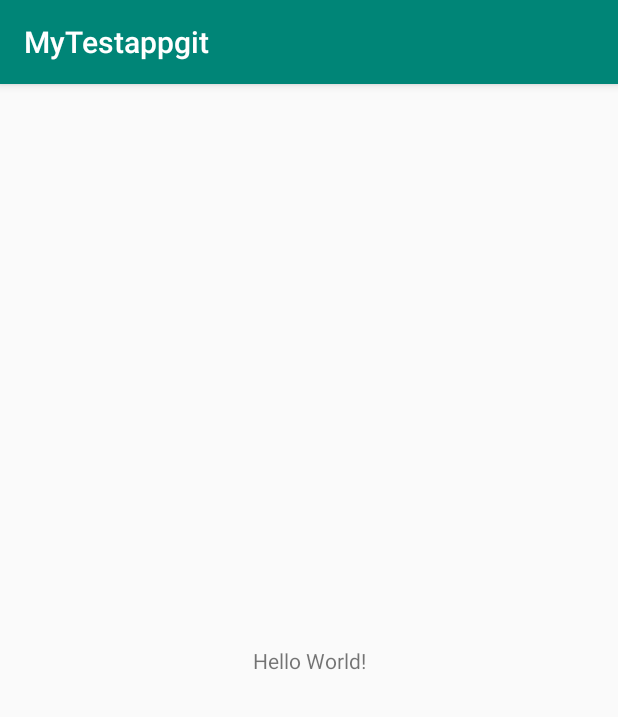
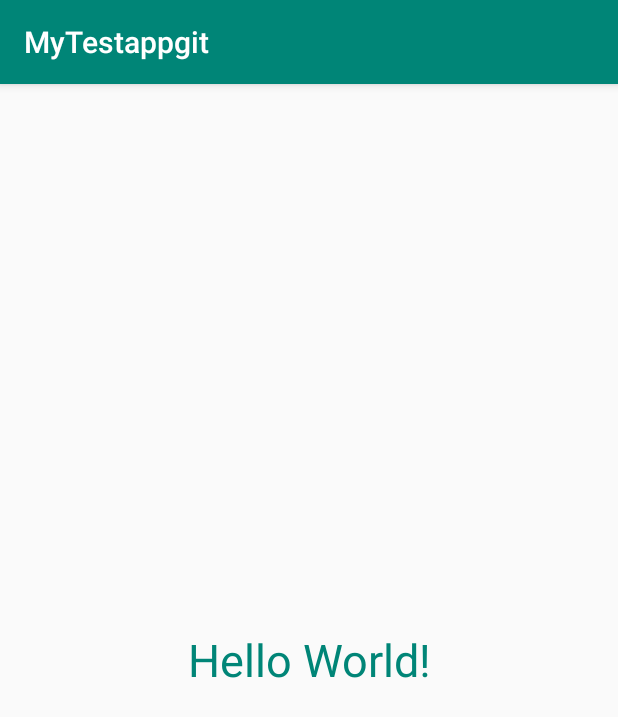
Before and after one commit to Vishulucky/MyTestappgit, an Android app: the screen it shows after launch (MainActivity), on a phone screen of 412 x 824 dp. Shown: the top 717 px of the screen. Run offline under Robolectric (Android 15) with nearby library versions, the phone set to English and light mode, and no system bars.

Commit message:
Here This is Vishal and I added Repositry and done changes in layout

```diff
--- /dev/null
+++ b/app/src/main/java/com/example/mytestappgit/Repositry.java
@@ -0,0 +1,9 @@
+package com.example.mytestappgit;
+
+public class Repositry {
+
+    String getName()
+    {
+        return "This is Vishal";
+    }
+}
--- a/app/src/main/res/layout/activity_main.xml
+++ b/app/src/main/res/layout/activity_main.xml
@@ -1,5 +1,5 @@
 <?xml version="1.0" encoding="utf-8"?>
-<android.support.constraint.ConstraintLayout xmlns:android="http://schemas.android.com/apk/res/android"
+<LinearLayout xmlns:android="http://schemas.android.com/apk/res/android"
     xmlns:app="http://schemas.android.com/apk/res-auto"
     xmlns:tools="http://schemas.android.com/tools"
     android:layout_width="match_parent"
@@ -7,12 +7,13 @@
     tools:context=".MainActivity">
 
     <TextView
-        android:layout_width="wrap_content"
+        android:layout_width="match_parent"
         android:layout_height="wrap_content"
         android:text="Hello World!"
-        app:layout_constraintBottom_toBottomOf="parent"
-        app:layout_constraintLeft_toLeftOf="parent"
-        app:layout_constraintRight_toRightOf="parent"
-        app:layout_constraintTop_toTopOf="parent" />
+        android:textColor="@color/colorPrimary"
+        android:textSize="30dp"
+        android:gravity="center"
+        android:layout_gravity="center"
+        />
 
-</android.support.constraint.ConstraintLayout>
+</LinearLayout>
```
